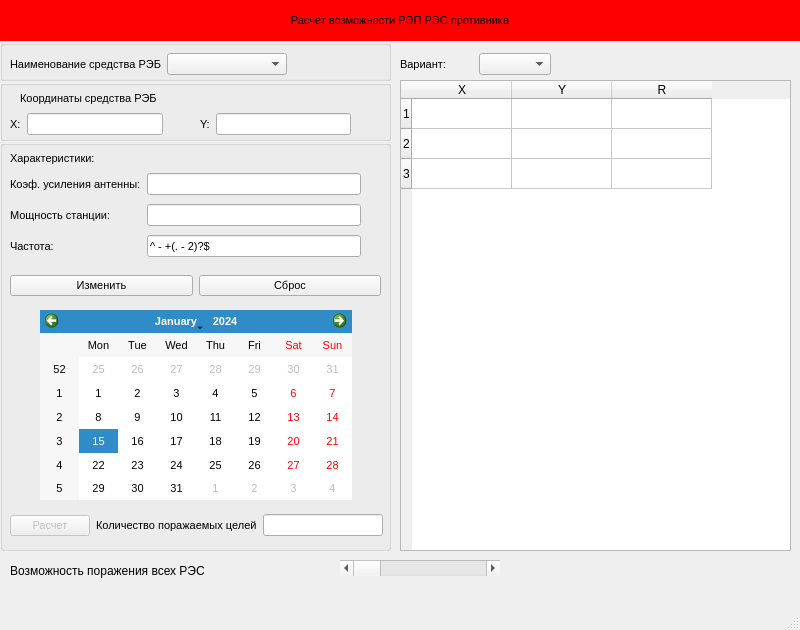
The window that mainwindow.ui (businessausage/v22) describes before a commit, drawn with Qt 5.
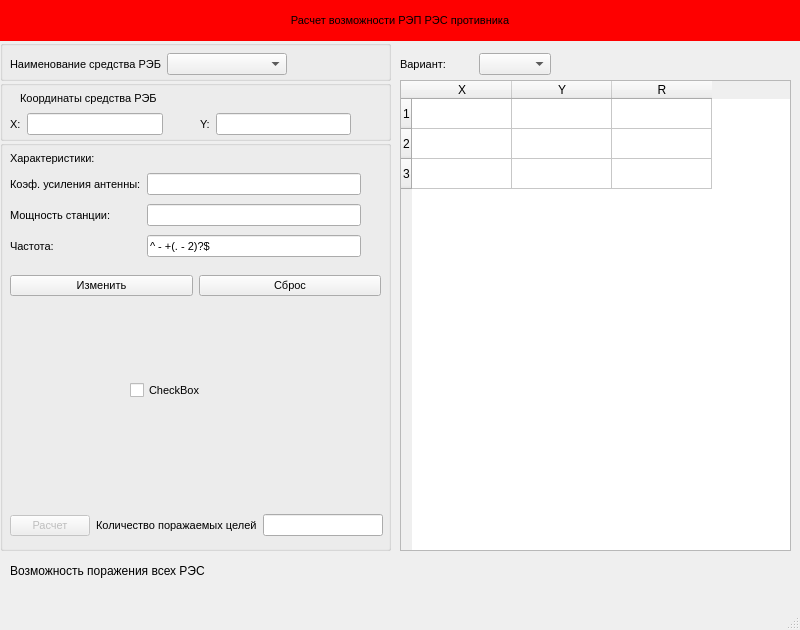
The same window after the commit.

Commit message: tat v.1.1.4.t

What changed in the file:
```diff
--- a/mainwindow.ui
+++ b/mainwindow.ui
@@ -430,15 +430,18 @@
       </item>
      </layout>
     </widget>
-    <widget class="QCalendarWidget" name="calendarWidget">
+    <widget class="QCheckBox" name="checkBox">
      <property name="geometry">
       <rect>
-       <x>40</x>
-       <y>170</y>
-       <width>312</width>
-       <height>190</height>
+       <x>130</x>
+       <y>240</y>
+       <width>75</width>
+       <height>20</height>
       </rect>
      </property>
+     <property name="text">
+      <string>CheckBox</string>
+     </property>
     </widget>
    </widget>
    <widget class="QWidget" name="layoutWidget">
@@ -609,19 +612,6 @@
      <string>Возможность поражения всех РЭС</string>
     </property>
    </widget>
-   <widget class="QScrollBar" name="horizontalScrollBar">
-    <property name="geometry">
-     <rect>
-      <x>340</x>
-      <y>560</y>
-      <width>160</width>
-      <height>16</height>
-     </rect>
-    </property>
-    <property name="orientation">
-     <enum>Qt::Horizontal</enum>
-    </property>
-   </widget>
   </widget>
   <widget class="QMenuBar" name="menubar">
    <property name="geometry">
```
